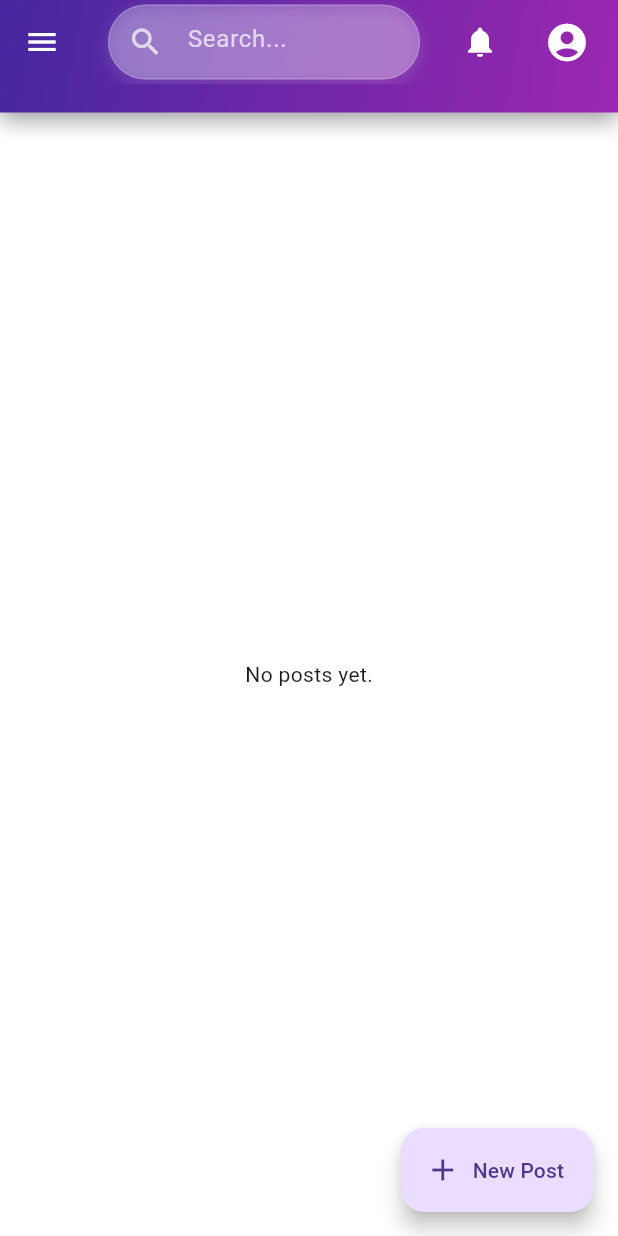
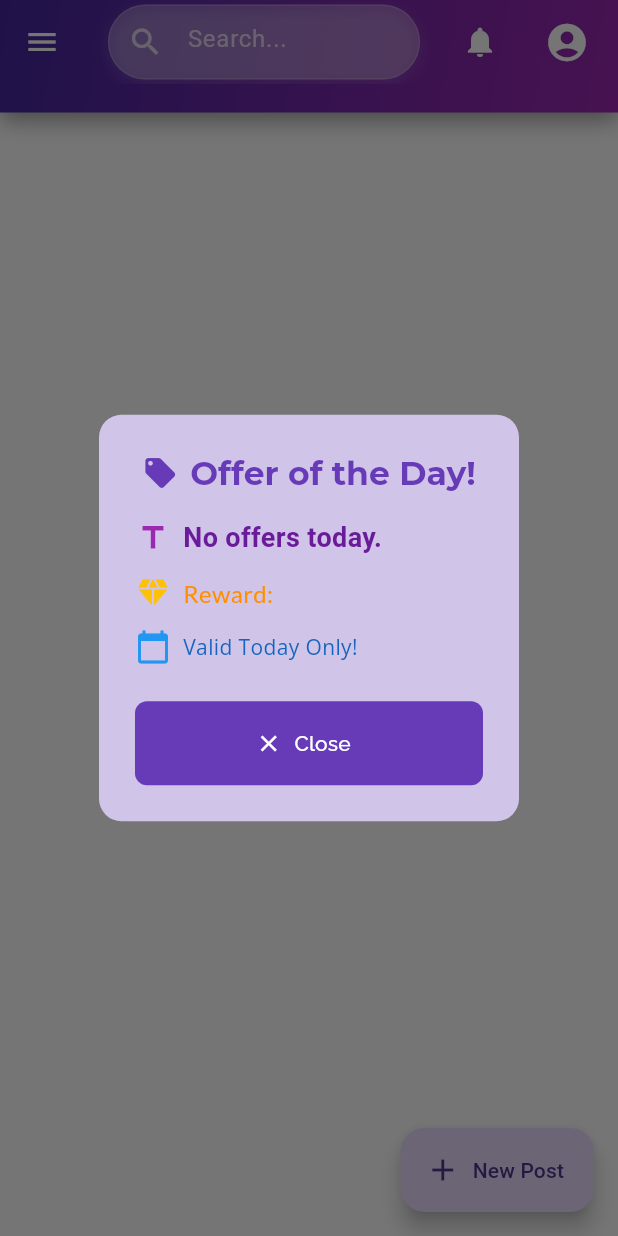
Before and after one commit to Karthicks0510/E-Learning-Platform-, a Flutter app: the HomeScreen screen opened directly, on a phone screen of 412 x 824 dp. Run offline on Flutter 3.47's test engine with Material 3 defaults, Android fonts, the phone set to English and light mode, and no system bars; our stand-ins replace animate_do, cloud_firestore, file_picker, firebase_auth, firebase_core, flutter_svg and 4 more; accounts and stored records are empty.

Commit message:
completed upto offer dialog and made changes in the home screen and included feature like verification of an email adress while signup

```diff
--- /dev/null
+++ b/lib/Screens/Home/Components/offer_of_the_day_dialog.dart
@@ -0,0 +1,152 @@
+// offer_of_the_day_dialog.dart
+import 'package:flutter/material.dart';
+import 'package:cloud_firestore/cloud_firestore.dart';
+import 'package:animate_do/animate_do.dart';
+import 'package:google_fonts/google_fonts.dart';
+
+class OfferOfTheDayDialog extends StatefulWidget {
+  @override
+  _OfferOfTheDayDialogState createState() => _OfferOfTheDayDialogState();
+}
+
+class _OfferOfTheDayDialogState extends State<OfferOfTheDayDialog> {
+  String _offerTitle = 'Loading...';
+  String _offerReward = '';
+  String _offerCurrency = '';
+
+  @override
+  void initState() {
+    super.initState();
+    _fetchOfferOfTheDay();
+  }
+
+  Future<void> _fetchOfferOfTheDay() async {
+    try {
+      final QuerySnapshot querySnapshot = await FirebaseFirestore.instance
+          .collection('posts')
+          .orderBy('rewards', descending: true)
+          .limit(1)
+          .get();
+
+      if (querySnapshot.docs.isNotEmpty) {
+        final DocumentSnapshot doc = querySnapshot.docs.first;
+        final data = doc.data() as Map<String, dynamic>;
+        setState(() {
+          _offerTitle = data['title'] ?? 'No Title';
+          _offerReward = data['rewards'] ?? 'N/A';
+          _offerCurrency = data['currency'] ?? '';
+        });
+      } else {
+        setState(() {
+          _offerTitle = 'No offers today.';
+        });
+      }
+    } catch (e) {
+      print('Error fetching offer of the day: $e');
+      setState(() {
+        _offerTitle = 'Error loading offer.';
+      });
+    }
+  }
+
+  @override
+  Widget build(BuildContext context) {
+    return AlertDialog(
+      backgroundColor: Colors.deepPurple[100], // Light purple background
+      shape: RoundedRectangleBorder(
+        borderRadius: BorderRadius.circular(15.0),
+      ),
+      title: Row(
+        mainAxisAlignment: MainAxisAlignment.center,
+        children: [
+          Icon(Icons.local_offer, color: Colors.deepPurple), // Offer Icon
+          SizedBox(width: 8),
+          Text(
+            'Offer of the Day!',
+            style: GoogleFonts.montserrat(
+              fontWeight: FontWeight.w700,
+              fontSize: 22,
+              color: Colors.deepPurple,
+            ),
+          ),
+        ],
+      ),
+      content: SingleChildScrollView(
+        child: ListBody(
+          children: <Widget>[
+            FadeInDown( // Animation for title
+              child: Row(
+                children: [
+                  Icon(Icons.title, color: Colors.purple),
+                  SizedBox(width: 8),
+                  Expanded(
+                    child: Text(
+                      _offerTitle,
+                      style: GoogleFonts.roboto(
+                        fontWeight: FontWeight.w600,
+                        fontSize: 18,
+                        color: Colors.purple[800],
+                      ),
+                    ),
+                  ),
+                ],
+              ),
+            ),
+            SizedBox(height: 12),
+            FadeInUp( // Animation for rewards
+              child: Row(
+                children: [
+                  Icon(Icons.diamond, color: Colors.amber), // Reward Icon
+                  SizedBox(width: 8),
+                  Text(
+                    'Reward: $_offerReward $_offerCurrency',
+                    style: GoogleFonts.lato(
+                      fontSize: 16,
+                      color: Colors.amber[800],
+                    ),
+                  ),
+                ],
+              ),
+            ),
+            SizedBox(height: 12),
+            FadeIn(
+              child: Row(
+                children: [
+                  Icon(Icons.calendar_today, color: Colors.blue),
+                  SizedBox(width: 8),
+                  Text(
+                    'Valid Today Only!',
+                    style: GoogleFonts.openSans(
+                      fontSize: 14,
+                      color: Colors.blue[800],
+                    ),
+                  ),
+                ],
+              ),
+            ),
+          ],
+        ),
+      ),
+      actions: <Widget>[
+        ElevatedButton.icon(
+          onPressed: () {
+            Navigator.of(context).pop();
+          },
+          icon: Icon(Icons.close, color: Colors.white),
+          label: Text(
+            'Close',
+            style: GoogleFonts.raleway(
+              color: Colors.white,
+            ),
+          ),
+          style: ElevatedButton.styleFrom(
+            backgroundColor: Colors.deepPurple, // Corrected line
+            shape: RoundedRectangleBorder(
+              borderRadius: BorderRadius.circular(8.0),
+            ),
+          ),
+        ),
+      ],
+    );
+  }
+}
--- a/lib/Screens/Home/home_screen.dart
+++ b/lib/Screens/Home/home_screen.dart
@@ -1,4 +1,4 @@
-/// home_screen.dart
+// home_screen.dart
 import 'package:e_learning_platform/Screens/Home/Components/custom_drawer.dart';
 import 'package:flutter/material.dart';
 import 'Components/appbar.dart';
@@ -7,7 +7,8 @@
 import 'package:file_picker/file_picker.dart';
 import 'dart:io';
 import 'all_posts.dart';
-import 'package:animate_do/animate_do.dart'; // Import animate_do
+import 'package:animate_do/animate_do.dart';
+import 'components/offer_of_the_day_dialog.dart'; // Import the new dialog file
 
 class HomeScreen extends StatefulWidget {
   @override
@@ -16,6 +17,20 @@
 
 class _HomeScreenState extends State<HomeScreen> {
   double _fabScale = 1.0;
+
+  @override
+  void initState() {
+    super.initState();
+    _showOfferOfTheDayDialog();
+  }
+
+  Future<void> _showOfferOfTheDayDialog() async {
+    await Future.delayed(Duration.zero); // Ensure build is complete.
+    showDialog(
+      context: context,
+      builder: (BuildContext context) => OfferOfTheDayDialog(),
+    );
+  }
 
   @override
   Widget build(BuildContext context) {
@@ -42,7 +57,7 @@
               child: CustomDrawer(),
             ),
           Expanded(
-            child: FadeIn( // Add FadeIn animation for AllPosts
+            child: FadeIn(
               child: Padding(
                 padding: EdgeInsets.all(8),
                 child: AllPosts(),
@@ -78,7 +93,6 @@
     );
   }
 }
-
 
 class CreatePostDialog extends StatefulWidget {
   @override
--- a/pubspec.yaml
+++ b/pubspec.yaml
@@ -45,7 +45,7 @@
   firebase_storage: ^12.4.4
   shared_preferences: ^2.5.2
   animate_do: ^4.2.0
-
+  google_fonts: ^6.2.1
 dev_dependencies:
   flutter_test:
     sdk: flutter
```
Also changed, not shown: lib/Screens/Home/all_posts.dart (+6 -2 lines), lib/Screens/Login/components/login_form.dart (+21 -6 lines), lib/Screens/Signup/components/signup_form.dart (+22 -6 lines), pubspec.lock, 1 other file.
